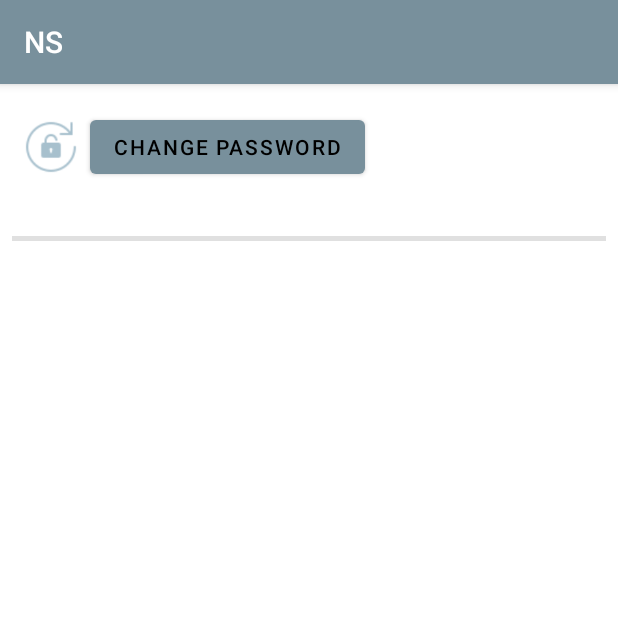
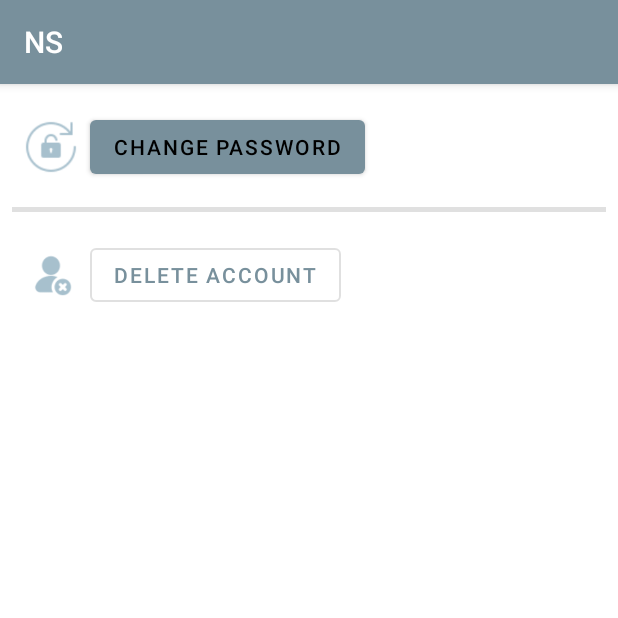
Before and after one commit to Weaam87/NS, an Android app: the SettingsActivity screen opened directly, with no data from a screen before it, on a phone screen of 412 x 824 dp, the top half of it. Run offline under Robolectric (Android 15) with nearby library versions, the phone set to English and light mode, and no system bars; our stand-ins replace Firebase (no records; nobody signed in at launch, a user with empty details on screens opened directly).

Commit message:
add settings/delete account

```diff
--- a/app/src/main/res/layout/activity_settings.xml
+++ b/app/src/main/res/layout/activity_settings.xml
@@ -98,7 +98,6 @@
             android:layout_marginStart="16dp"
             android:layout_marginTop="8dp"
             android:text="@string/confirm_change"
-            app:layout_constraintBottom_toBottomOf="parent"
             app:layout_constraintStart_toStartOf="parent"
             app:layout_constraintTop_toBottomOf="@+id/confirm_password_textInputLayout_setting" />
 
@@ -114,6 +113,27 @@
             app:layout_constraintStart_toStartOf="parent"
             app:layout_constraintTop_toBottomOf="@id/btn_confirm_change" />
 
+        <ImageView
+            android:id="@+id/img_delete_account"
+            android:layout_width="36dp"
+            android:layout_height="36dp"
+            android:layout_marginStart="16dp"
+            android:layout_marginTop="24dp"
+            app:layout_constraintStart_toStartOf="parent"
+            app:layout_constraintTop_toBottomOf="@+id/divider"
+            app:srcCompat="@drawable/delete_account" />
+
+        <com.google.android.material.button.MaterialButton
+            android:id="@+id/btn_delete_account"
+            android:layout_width="wrap_content"
+            android:layout_height="wrap_content"
+            android:layout_marginStart="8dp"
+            style="?attr/materialButtonOutlinedStyle"
+            android:text="@string/delete_account"
+            app:layout_constraintBottom_toBottomOf="@+id/img_delete_account"
+            app:layout_constraintStart_toEndOf="@+id/img_delete_account"
+            app:layout_constraintTop_toTopOf="@+id/img_delete_account" />
+
     </androidx.constraintlayout.widget.ConstraintLayout>
 
 </ScrollView>
--- a/app/src/main/res/values/strings.xml
+++ b/app/src/main/res/values/strings.xml
@@ -17,9 +17,12 @@
     <string name="current_location">Location</string>
     <string name="home">Home</string>
     <string name="latitude">Latitude:</string>
+    <string name="can_not_undo">WARNING ! \nThis action can not be undo</string>
+    <string name="delete_account_confirmation">Delete your account ?</string>
     <string name="longitude">Longitude:</string>
     <string name="change_password">Change Password</string>
     <string name="current_password">Current Password</string>
     <string name="new_password">New Password</string>
     <string name="confirm_change">Confirm Change</string>
+    <string name="delete_account">Delete Account</string>
 </resources>
```
Also changed, not shown: app/src/main/java/com/example/ns/ui/HomeActivity.kt (+7 -12 lines), app/src/main/java/com/example/ns/ui/SettingsActivity.kt (+29 -7 lines).
